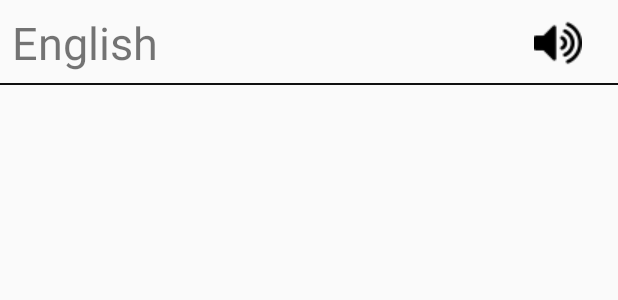
After one commit to javadi92/DictionaryPlus, an Android app: the layout favorite_view_holder.xml on its own in the app's theme, with its tools: preview values and no code run, on a phone screen of 412 x 824 dp. The commit adds this screen. Shown: the top 300 px of the screen. Run offline under Robolectric (Android 15) with nearby library versions, the phone set to English and light mode, and no system bars.

Commit message:
complete favorite action

```diff
--- /dev/null
+++ b/app/src/main/res/layout/favorite_view_holder.xml
@@ -0,0 +1,52 @@
+<?xml version="1.0" encoding="utf-8"?>
+<android.support.constraint.ConstraintLayout
+    xmlns:android="http://schemas.android.com/apk/res/android"
+    xmlns:app="http://schemas.android.com/apk/res-auto"
+    xmlns:tools="http://schemas.android.com/tools"
+    android:background="?android:attr/selectableItemBackground"
+    android:layout_width="match_parent"
+    android:layout_height="wrap_content">
+
+    <TextView
+        android:id="@+id/tv_english_favorite"
+        android:layout_width="wrap_content"
+        android:layout_height="wrap_content"
+        android:layout_marginStart="8dp"
+        android:layout_marginTop="8dp"
+        android:layout_marginEnd="8dp"
+        android:layout_marginBottom="8dp"
+        android:text="English"
+        android:textSize="@dimen/AutocompleteTextSize"
+        app:layout_constraintBottom_toBottomOf="parent"
+        app:layout_constraintEnd_toEndOf="parent"
+        app:layout_constraintHorizontal_bias="0.0"
+        app:layout_constraintStart_toStartOf="parent"
+        app:layout_constraintTop_toTopOf="parent" />
+
+    <ImageView
+        android:id="@+id/img_pronunce_favorite"
+        android:layout_width="wrap_content"
+        android:layout_height="wrap_content"
+        android:layout_marginStart="8dp"
+        android:layout_marginTop="8dp"
+        android:layout_marginEnd="24dp"
+        android:layout_marginBottom="8dp"
+        android:background="?selectableItemBackgroundBorderless"
+        app:layout_constraintBottom_toBottomOf="parent"
+        app:layout_constraintEnd_toEndOf="parent"
+        app:layout_constraintHorizontal_bias="1.0"
+        app:layout_constraintStart_toStartOf="parent"
+        app:layout_constraintTop_toTopOf="parent"
+        app:srcCompat="@drawable/volume" />
+
+    <LinearLayout
+        android:layout_width="0dp"
+        android:layout_height="1dp"
+        android:background="@color/TextColor"
+        android:orientation="horizontal"
+        app:layout_constraintBottom_toBottomOf="parent"
+        app:layout_constraintEnd_toEndOf="parent"
+        app:layout_constraintStart_toStartOf="parent"
+        app:layout_constraintTop_toBottomOf="@+id/tv_english_history"
+        app:layout_constraintVertical_bias="1.0"></LinearLayout>
+</android.support.constraint.ConstraintLayout>
```
Also changed, not shown: app/src/main/java/com/javadi/dictionary/Favorite.java (+17 -0 lines), app/src/main/java/com/javadi/dictionary/MainActivity.java (+39 -3 lines), app/src/main/java/com/javadi/dictionary/adapter/FavoriteAdapter.java (added, +82 -0 lines), app/src/main/java/com/javadi/dictionary/database/DBHelper.java (+29 -0 lines), app/src/main/res/drawable/favorite_fill.png.
